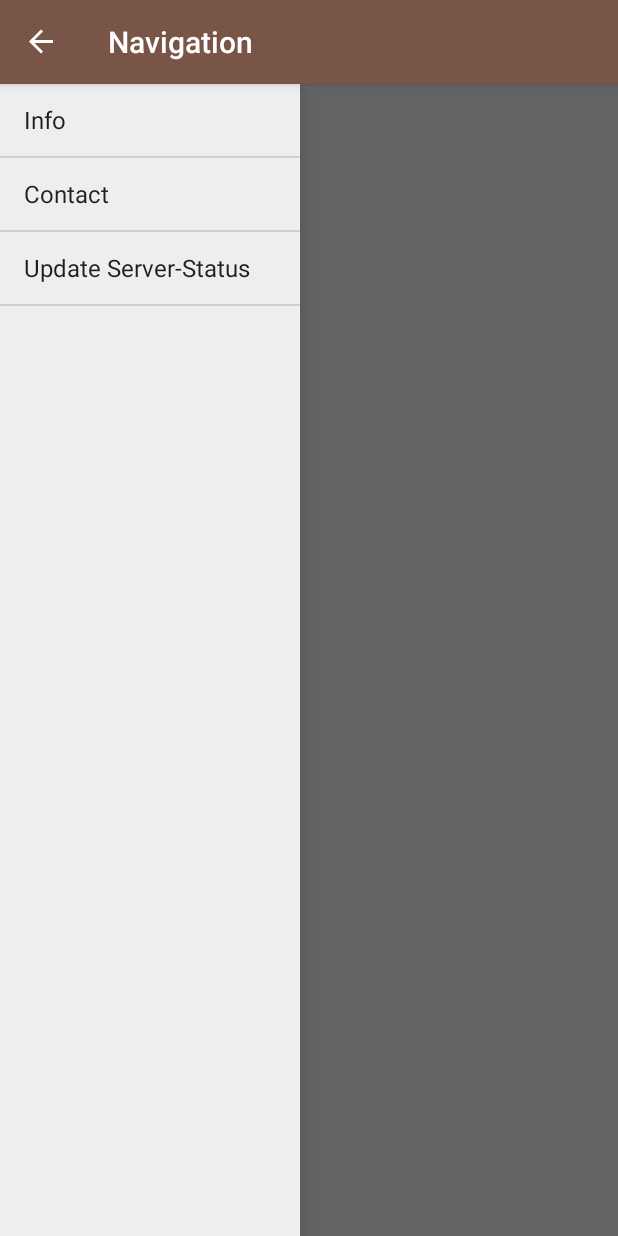
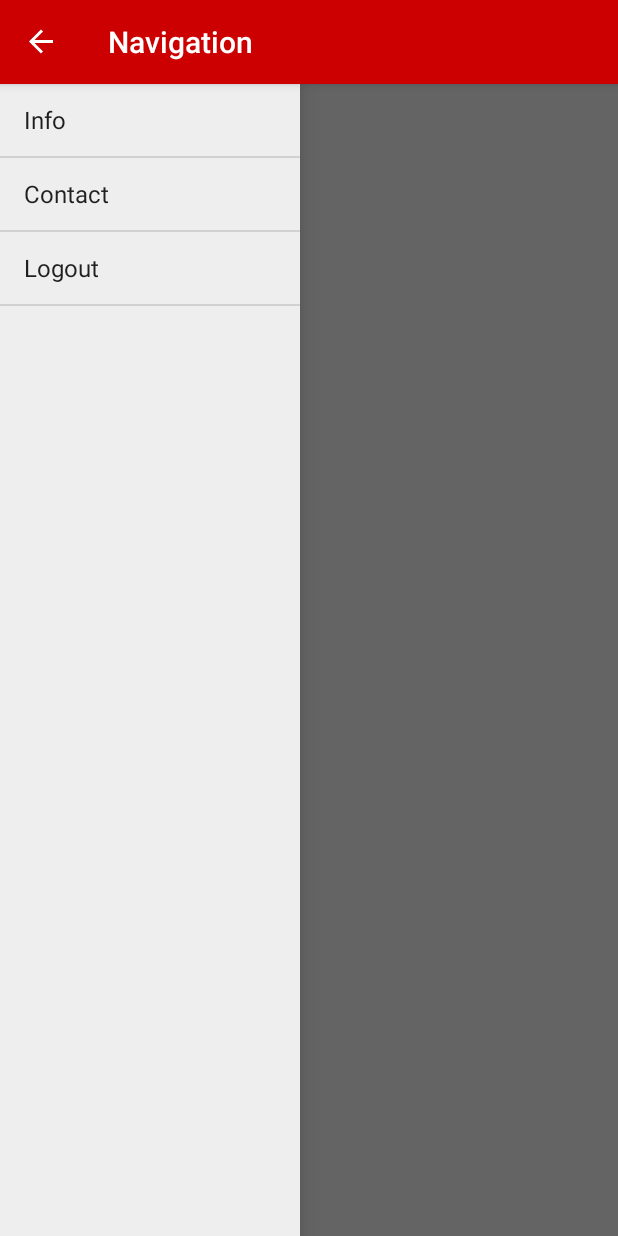
Before and after one commit to medman506/ART, an Android app: the ListActivity screen opened directly, with no data from a screen before it, with the side drawer open, on a phone screen of 412 x 824 dp. Run offline under Robolectric (Android 15) with nearby library versions, the phone set to English and light mode, and no system bars; 1 statement that could not run was skipped.

Commit message:
Color change and refactorings

```diff
--- a/android/app/src/main/java/at/fhj/mad/art/activities/ListActivity.java
+++ b/android/app/src/main/java/at/fhj/mad/art/activities/ListActivity.java
@@ -40,7 +40,7 @@ public class ListActivity extends AppCompatActivity implements ICallbackUpdateLi
     //Strings for the Hamburger Menu
     private String INFO_STRING;
     private String CONTACT_STRING;
-    private String SERVER_UPDATE_STRING;
+    private String LOGOUT_STRING;
 
     //Hamburger menu
     private ListView mDrawerList;
@@ -83,7 +83,7 @@ public class ListActivity extends AppCompatActivity implements ICallbackUpdateLi
         // Initiate Strings for Hamburger Menu
         INFO_STRING = getResources().getString(R.string.nav_info);
         CONTACT_STRING = getResources().getString(R.string.nav_contact);
-        SERVER_UPDATE_STRING = getResources().getString(R.string.nav_server_update);
+        LOGOUT_STRING = getResources().getString(R.string.nav_logout);
 
         // Init Hamburger menu
         mDrawerList = (ListView) findViewById(R.id.settings_navList);
@@ -193,7 +193,7 @@ public class ListActivity extends AppCompatActivity implements ICallbackUpdateLi
      * actions of the Menu-Items.
      */
     private void addDrawerItems() {
-        String[] menuArray = {INFO_STRING, CONTACT_STRING, SERVER_UPDATE_STRING};
+        String[] menuArray = {INFO_STRING, CONTACT_STRING, LOGOUT_STRING};
         ArrayAdapter<String> mAdapter = new ArrayAdapter<>(this, android.R.layout.simple_list_item_1, menuArray);
         mDrawerList.setAdapter(mAdapter);
 
@@ -311,6 +311,9 @@ public class ListActivity extends AppCompatActivity implements ICallbackUpdateLi
         } else if (item.equals(CONTACT_STRING)) {
             Intent i = new Intent(this, ContactActivity.class);
             startActivity(i);
+        } else if (item.equals(LOGOUT_STRING)){
+            //DO LOGOUT
+            //Restart activity
         }
     }
 
--- a/android/app/src/main/java/at/fhj/mad/art/gcm/MyGcmListenerService.java
+++ b/android/app/src/main/java/at/fhj/mad/art/gcm/MyGcmListenerService.java
@@ -38,6 +38,7 @@ import android.util.Log;
 import com.google.android.gms.gcm.GcmListenerService;
 
 import at.fhj.mad.art.R;
+import at.fhj.mad.art.activities.ListActivity;
 import at.fhj.mad.art.activities.ListTaskActivity;
 import at.fhj.mad.art.helper.SQLiteHelper;
 import at.fhj.mad.art.helper.UpdateHelper;
@@ -64,9 +65,12 @@ public class MyGcmListenerService extends GcmListenerService {
             // normal downstream message.
         }
 
+        SharedPreferences prefs= getSharedPreferences(ListActivity.SHARED_PREFS_SETTINGS,0);
+
+
         Log.i("NOTIFICATION","NEW NOTIFICATION");
-        // Only notify if actual data was received
-        if (data.getString("message", null) != null && data.getString("link", null) != null) {
+        // Only notify if actual data was received and user is logged in
+        if (!(prefs.getInt("userID",-1) == -1) && data.getString("message", null) != null && data.getString("link", null) != null) {
             sendNotification(data, from);
         }
 
--- a/android/app/src/main/res/values/colors.xml
+++ b/android/app/src/main/res/values/colors.xml
@@ -1,7 +1,7 @@
 <?xml version="1.0" encoding="utf-8"?>
 <resources>
-    <color name="colorPrimary">#795548</color>
-    <color name="colorPrimaryDark">#5d4037</color>
+    <color name="colorPrimary">#cc0000</color>
+    <color name="colorPrimaryDark">#990000</color>
     <color name="colorAccent">#ffab40</color>
     <color name="grey">#e6e6e6</color>
     <color name="black">#000000</color>
--- a/android/app/src/main/res/values/strings.xml
+++ b/android/app/src/main/res/values/strings.xml
@@ -30,7 +30,7 @@
     <string name="task_tf_where">Location</string>
     <string name="task_bt_dismiss">Dismiss</string>
     <string name="lineadapter_received_on">Received on: </string>
-    <string name="nav_server_update">Update Server-Status</string>
+    <string name="nav_logout">Logout</string>
     <string name="main_tf_server_active">up</string>
     <string name="main_tf_server_inactive"> down</string>
     <string name="main_tf_server_is">Server is</string>
```
Also changed, not shown: android/app/src/main/java/at/fhj/mad/art/activities/LoginActivity.java (+0 -13 lines).
